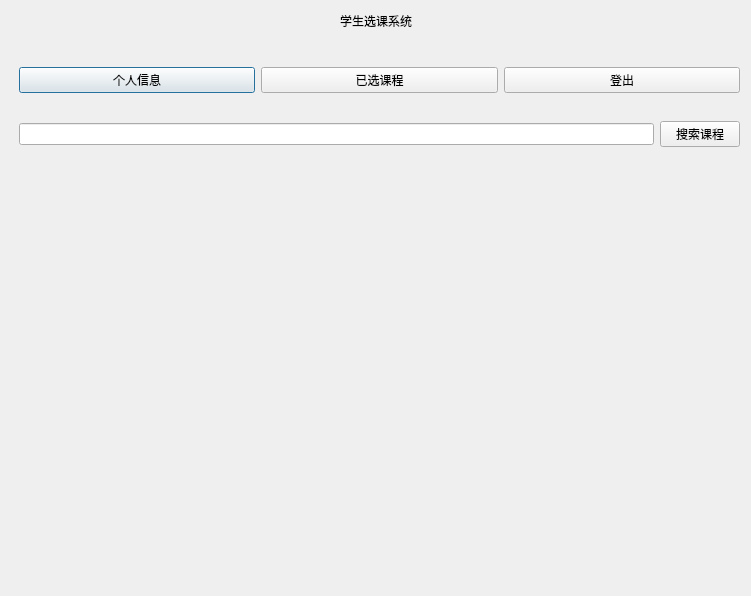
Old version of the form ui/originalUIFile/stuHome.ui in the repository AngXue/stuCour-SelMS.
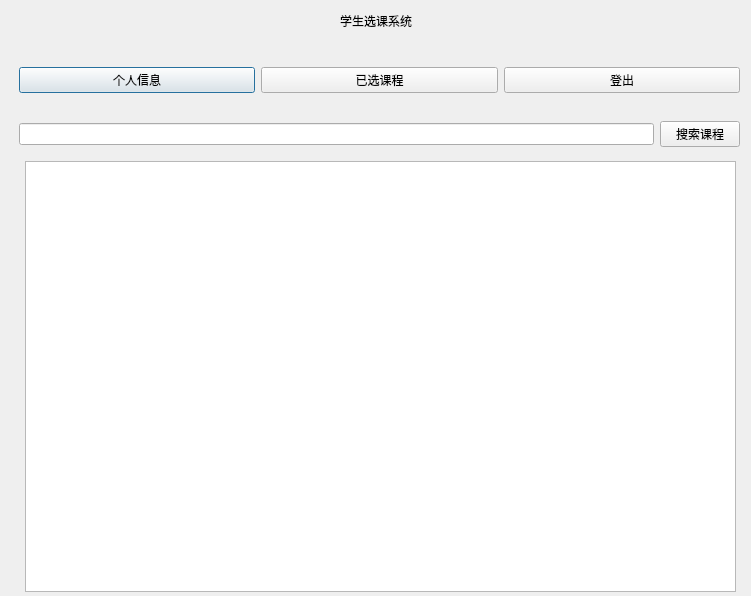
New version of the form.

Commit message: 实现课程列表信息界面和已选课程右键退选

What changed in the file:
```diff
--- a/ui/originalUIFile/stuHome.ui
+++ b/ui/originalUIFile/stuHome.ui
@@ -81,17 +81,26 @@
     </item>
    </layout>
   </widget>
-  <widget class="QLabel" name="showSearchResult">
+  <widget class="QTableWidget" name="showSearchResult">
    <property name="geometry">
     <rect>
-     <x>51</x>
-     <y>185</y>
-     <width>651</width>
-     <height>361</height>
+     <x>25</x>
+     <y>161</y>
+     <width>711</width>
+     <height>431</height>
     </rect>
    </property>
-   <property name="text">
-    <string/>
+   <property name="minimumSize">
+    <size>
+     <width>711</width>
+     <height>431</height>
+    </size>
+   </property>
+   <property name="maximumSize">
+    <size>
+     <width>711</width>
+     <height>431</height>
+    </size>
    </property>
   </widget>
  </widget>
```
The commit also changes 7 other files.
